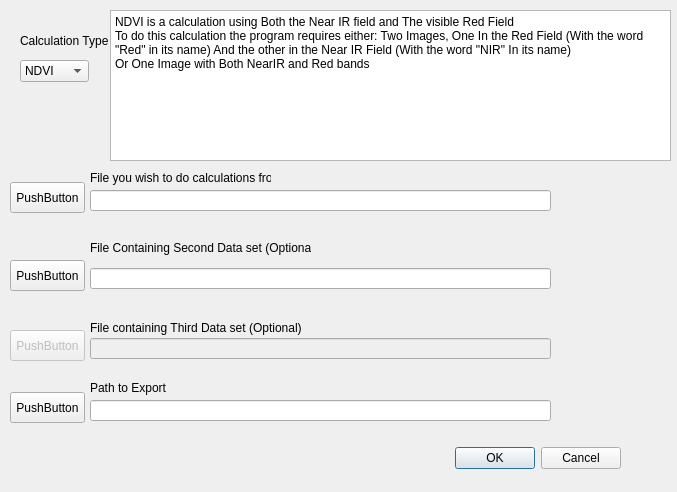
Old version of the form mainPlug/ImportExport.ui in the repository NSCC-EAT-Lab/QGIS-plugin.
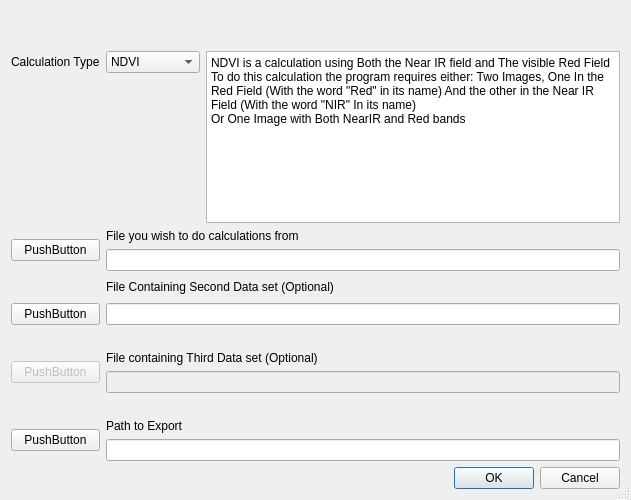
New version of the form.

Commit message: Update UI to Be Scalable

```diff
--- a/mainPlug/ImportExport.ui
+++ b/mainPlug/ImportExport.ui
@@ -6,240 +6,237 @@
    <rect>
     <x>0</x>
     <y>0</y>
-    <width>677</width>
-    <height>492</height>
+    <width>631</width>
+    <height>500</height>
    </rect>
   </property>
   <property name="windowTitle">
    <string>Dialog</string>
   </property>
-  <widget class="QDialogButtonBox" name="buttonBox">
-   <property name="geometry">
-    <rect>
-     <x>280</x>
-     <y>442</y>
-     <width>341</width>
-     <height>32</height>
-    </rect>
-   </property>
-   <property name="orientation">
-    <enum>Qt::Horizontal</enum>
-   </property>
-   <property name="standardButtons">
-    <set>QDialogButtonBox::Cancel|QDialogButtonBox::Ok</set>
-   </property>
-  </widget>
-  <widget class="QLabel" name="label">
-   <property name="geometry">
-    <rect>
-     <x>90</x>
-     <y>170</y>
-     <width>181</width>
-     <height>16</height>
-    </rect>
-   </property>
-   <property name="text">
-    <string>File you wish to do calculations from</string>
-   </property>
-  </widget>
-  <widget class="QPushButton" name="FileSelect">
-   <property name="geometry">
-    <rect>
-     <x>10</x>
-     <y>182</y>
-     <width>75</width>
-     <height>31</height>
-    </rect>
-   </property>
-   <property name="text">
-    <string>PushButton</string>
-   </property>
-  </widget>
-  <widget class="QLineEdit" name="FilePath">
-   <property name="geometry">
-    <rect>
-     <x>90</x>
-     <y>190</y>
-     <width>461</width>
-     <height>21</height>
-    </rect>
-   </property>
-  </widget>
-  <widget class="QPushButton" name="FileSelect_2">
-   <property name="geometry">
-    <rect>
-     <x>10</x>
-     <y>392</y>
-     <width>75</width>
-     <height>31</height>
-    </rect>
-   </property>
-   <property name="text">
-    <string>PushButton</string>
-   </property>
-  </widget>
-  <widget class="QLineEdit" name="FilePath_2">
-   <property name="geometry">
-    <rect>
-     <x>90</x>
-     <y>400</y>
-     <width>461</width>
-     <height>21</height>
-    </rect>
-   </property>
-  </widget>
-  <widget class="QLabel" name="label_2">
-   <property name="geometry">
-    <rect>
-     <x>90</x>
-     <y>380</y>
-     <width>81</width>
-     <height>16</height>
-    </rect>
-   </property>
-   <property name="text">
-    <string>Path to Export</string>
-   </property>
-  </widget>
-  <widget class="QPushButton" name="FileSelect_3">
-   <property name="geometry">
-    <rect>
-     <x>10</x>
-     <y>260</y>
-     <width>75</width>
-     <height>31</height>
-    </rect>
-   </property>
-   <property name="text">
-    <string>PushButton</string>
-   </property>
-  </widget>
-  <widget class="QLineEdit" name="FilePath_3">
-   <property name="geometry">
-    <rect>
-     <x>90</x>
-     <y>268</y>
-     <width>461</width>
-     <height>21</height>
-    </rect>
-   </property>
-  </widget>
-  <widget class="QLabel" name="label_3">
-   <property name="geometry">
-    <rect>
-     <x>90</x>
-     <y>240</y>
-     <width>221</width>
-     <height>16</height>
-    </rect>
-   </property>
-   <property name="text">
-    <string>File Containing Second Data set (Optional)</string>
-   </property>
-  </widget>
-  <widget class="QComboBox" name="CalcBox">
-   <property name="geometry">
-    <rect>
-     <x>20</x>
-     <y>60</y>
-     <width>69</width>
-     <height>22</height>
-    </rect>
-   </property>
+  <property name="sizeGripEnabled">
+   <bool>true</bool>
+  </property>
+  <layout class="QHBoxLayout" name="horizontalLayout">
    <item>
-    <property name="text">
-     <string>NDVI</string>
-    </property>
-   </item>
-   <item>
-    <property name="text">
-     <string>EVI</string>
-    </property>
-   </item>
-   <item>
-    <property name="text">
-     <string>bNDVI</string>
-    </property>
-   </item>
-   <item>
-    <property name="text">
-     <string>ENDVI</string>
-    </property>
-   </item>
-  </widget>
-  <widget class="QLabel" name="label_4">
-   <property name="geometry">
-    <rect>
-     <x>20</x>
-     <y>30</y>
-     <width>91</width>
-     <height>21</height>
-    </rect>
-   </property>
-   <property name="text">
-    <string>Calculation Type</string>
-   </property>
-  </widget>
-  <widget class="QLineEdit" name="FilePath_4">
-   <property name="enabled">
-    <bool>false</bool>
-   </property>
-   <property name="geometry">
-    <rect>
-     <x>90</x>
-     <y>338</y>
-     <width>461</width>
-     <height>21</height>
-    </rect>
-   </property>
-  </widget>
-  <widget class="QLabel" name="label_5">
-   <property name="geometry">
-    <rect>
-     <x>90</x>
-     <y>320</y>
-     <width>241</width>
-     <height>16</height>
-    </rect>
-   </property>
-   <property name="text">
-    <string>File containing Third Data set (Optional)</string>
-   </property>
-  </widget>
-  <widget class="QPushButton" name="FileSelect_4">
-   <property name="enabled">
-    <bool>false</bool>
-   </property>
-   <property name="geometry">
-    <rect>
-     <x>10</x>
-     <y>330</y>
-     <width>75</width>
-     <height>31</height>
-    </rect>
-   </property>
-   <property name="text">
-    <string>PushButton</string>
-   </property>
-  </widget>
-  <widget class="QPlainTextEdit" name="CalcHelp">
-   <property name="geometry">
-    <rect>
-     <x>110</x>
-     <y>10</y>
-     <width>561</width>
-     <height>151</height>
-    </rect>
-   </property>
-   <property name="readOnly">
-    <bool>true</bool>
-   </property>
-   <property name="plainText">
-    <string>NDVI is a calculation using Both the Near IR field and The visible Red Field
+    <layout class="QGridLayout" name="gridLayout">
+     <property name="sizeConstraint">
+      <enum>QLayout::SetMinAndMaxSize</enum>
+     </property>
+     <item row="8" column="0">
+      <spacer name="verticalSpacer_5">
+       <property name="orientation">
+        <enum>Qt::Vertical</enum>
+       </property>
+       <property name="sizeHint" stdset="0">
+        <size>
+         <width>20</width>
+         <height>40</height>
+        </size>
+       </property>
+      </spacer>
+     </item>
+     <item row="10" column="1" colspan="3">
+      <widget class="QLineEdit" name="FilePath_4">
+       <property name="enabled">
+        <bool>false</bool>
+       </property>
+      </widget>
+     </item>
+     <item row="4" column="0" rowspan="2">
+      <widget class="QPushButton" name="FileSelect">
+       <property name="text">
+        <string>PushButton</string>
+       </property>
+      </widget>
+     </item>
+     <item row="9" column="1" colspan="3">
+      <widget class="QLabel" name="label_5">
+       <property name="text">
+        <string>File containing Third Data set (Optional)</string>
+       </property>
+      </widget>
+     </item>
+     <item row="6" column="1" colspan="3">
+      <widget class="QLabel" name="label_3">
+       <property name="text">
+        <string>File Containing Second Data set (Optional)</string>
+       </property>
+      </widget>
+     </item>
+     <item row="12" column="1" colspan="2">
+      <widget class="QLabel" name="label_2">
+       <property name="text">
+        <string>Path to Export</string>
+       </property>
+      </widget>
+     </item>
+     <item row="2" column="2" rowspan="2" colspan="2">
+      <widget class="QPlainTextEdit" name="CalcHelp">
+       <property name="readOnly">
+        <bool>true</bool>
+       </property>
+       <property name="plainText">
+        <string>NDVI is a calculation using Both the Near IR field and The visible Red Field
 To do this calculation the program requires either: Two Images, One In the Red Field (With the word &quot;Red&quot; in its name) And the other in the Near IR Field (With the word &quot;NIR&quot; In its name)
 Or One Image with Both NearIR and Red bands</string>
-   </property>
-  </widget>
+       </property>
+      </widget>
+     </item>
+     <item row="1" column="0">
+      <spacer name="verticalSpacer_2">
+       <property name="orientation">
+        <enum>Qt::Vertical</enum>
+       </property>
+       <property name="sizeHint" stdset="0">
+        <size>
+         <width>20</width>
+         <height>40</height>
+        </size>
+       </property>
+      </spacer>
+     </item>
+     <item row="0" column="1">
+      <spacer name="verticalSpacer_3">
+       <property name="orientation">
+        <enum>Qt::Vertical</enum>
+       </property>
+       <property name="sizeHint" stdset="0">
+        <size>
+         <width>20</width>
+         <height>40</height>
+        </size>
+       </property>
+      </spacer>
+     </item>
+     <item row="5" column="1" colspan="3">
+      <widget class="QLineEdit" name="FilePath"/>
+     </item>
+     <item row="9" column="0" rowspan="2">
+      <widget class="QPushButton" name="FileSelect_4">
+       <property name="enabled">
+        <bool>false</bool>
+       </property>
+       <property name="text">
+        <string>PushButton</string>
+       </property>
+      </widget>
+     </item>
+     <item row="12" column="0" rowspan="2">
+      <widget class="QPushButton" name="FileSelect_2">
+       <property name="text">
+        <string>PushButton</string>
+       </property>
+      </widget>
+     </item>
+     <item row="4" column="1" colspan="2">
+      <widget class="QLabel" name="label">
+       <property name="text">
+        <string>File you wish to do calculations from</string>
+       </property>
+      </widget>
+     </item>
+     <item row="13" column="1" colspan="3">
+      <widget class="QLineEdit" name="FilePath_2"/>
+     </item>
+     <item row="14" column="3">
+      <widget class="QDialogButtonBox" name="buttonBox">
+       <property name="sizePolicy">
+        <sizepolicy hsizetype="Expanding" vsizetype="Expanding">
+         <horstretch>0</horstretch>
+         <verstretch>0</verstretch>
+        </sizepolicy>
+       </property>
+       <property name="orientation">
+        <enum>Qt::Horizontal</enum>
+       </property>
+       <property name="standardButtons">
+        <set>QDialogButtonBox::Cancel|QDialogButtonBox::Ok</set>
+       </property>
+      </widget>
+     </item>
+     <item row="7" column="0">
+      <widget class="QPushButton" name="FileSelect_3">
+       <property name="text">
+        <string>PushButton</string>
+       </property>
+      </widget>
+     </item>
+     <item row="7" column="1" colspan="3">
+      <widget class="QLineEdit" name="FilePath_3"/>
+     </item>
+     <item row="2" column="1">
+      <widget class="QComboBox" name="CalcBox">
+       <item>
+        <property name="text">
+         <string>NDVI</string>
+        </property>
+       </item>
+       <item>
+        <property name="text">
+         <string>EVI</string>
+        </property>
+       </item>
+       <item>
+        <property name="text">
+         <string>bNDVI</string>
+        </property>
+       </item>
+       <item>
+        <property name="text">
+         <string>ENDVI</string>
+        </property>
+       </item>
+      </widget>
+     </item>
+     <item row="2" column="0">
+      <widget class="QLabel" name="label_4">
+       <property name="text">
+        <string>Calculation Type</string>
+       </property>
+      </widget>
+     </item>
+     <item row="1" column="1">
+      <spacer name="verticalSpacer">
+       <property name="orientation">
+        <enum>Qt::Vertical</enum>
+       </property>
+       <property name="sizeHint" stdset="0">
+        <size>
+         <width>20</width>
+         <height>40</height>
+        </size>
+       </property>
+      </spacer>
+     </item>
+     <item row="6" column="0">
+      <spacer name="verticalSpacer_4">
+       <property name="orientation">
+        <enum>Qt::Vertical</enum>
+       </property>
+       <property name="sizeHint" stdset="0">
+        <size>
+         <width>20</width>
+         <height>40</height>
+        </size>
+       </property>
+      </spacer>
+     </item>
+     <item row="11" column="0">
+      <spacer name="verticalSpacer_6">
+       <property name="orientation">
+        <enum>Qt::Vertical</enum>
+       </property>
+       <property name="sizeHint" stdset="0">
+        <size>
+         <width>20</width>
+         <height>40</height>
+        </size>
+       </property>
+      </spacer>
+     </item>
+    </layout>
+   </item>
+  </layout>
  </widget>
  <resources/>
  <connections>
```
The commit also changes 3 other files.
